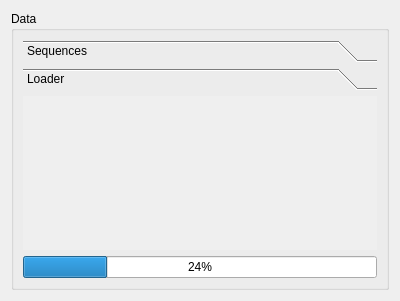
Old version of the form ui/graphplot/graphplot/data_loading/loader.ui in the repository light-scattering-iogs/caqtus.
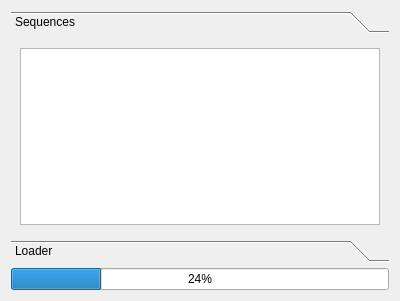
New version of the form.

Commit message: Add watchlist to loader widget

The edit to the form file:
```diff
--- a/ui/graphplot/graphplot/data_loading/loader.ui
+++ b/ui/graphplot/graphplot/data_loading/loader.ui
@@ -15,13 +15,7 @@
   </property>
   <layout class="QVBoxLayout" name="verticalLayout">
    <item>
-    <widget class="QGroupBox" name="groupBox">
-     <property name="title">
-      <string>Data</string>
-     </property>
-     <layout class="QVBoxLayout" name="verticalLayout_2">
-      <item>
-       <widget class="QToolBox" name="toolBox">
+    <widget class="QToolBox" name="tool_box">
         <property name="currentIndex">
          <number>1</number>
         </property>
@@ -30,21 +24,26 @@
           <rect>
            <x>0</x>
            <y>0</y>
-           <width>362</width>
-           <height>168</height>
+        <width>382</width>
+        <height>202</height>
           </rect>
          </property>
          <attribute name="label">
           <string>Sequences</string>
          </attribute>
+      <layout class="QVBoxLayout" name="verticalLayout_2">
+       <item>
+        <widget class="QListWidget" name="sequence_list"/>
+       </item>
+      </layout>
         </widget>
         <widget class="QWidget" name="page_2">
          <property name="geometry">
           <rect>
            <x>0</x>
            <y>0</y>
-           <width>362</width>
-           <height>169</height>
+        <width>382</width>
+        <height>202</height>
           </rect>
          </property>
          <attribute name="label">
@@ -54,13 +53,10 @@
        </widget>
       </item>
       <item>
-       <widget class="QProgressBar" name="progressBar">
+    <widget class="QProgressBar" name="progress_bar">
         <property name="value">
          <number>24</number>
         </property>
-       </widget>
-      </item>
-     </layout>
     </widget>
    </item>
   </layout>
```
Left out of the diff: 6 changed lines with no effect on the pictures. Lines whose indentation alone changed are shown as unchanged. The commit also changes 4 other files.
